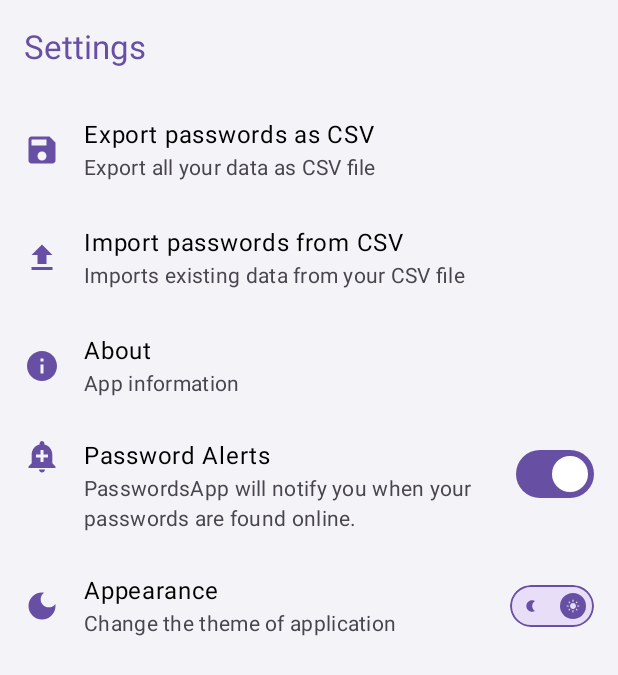
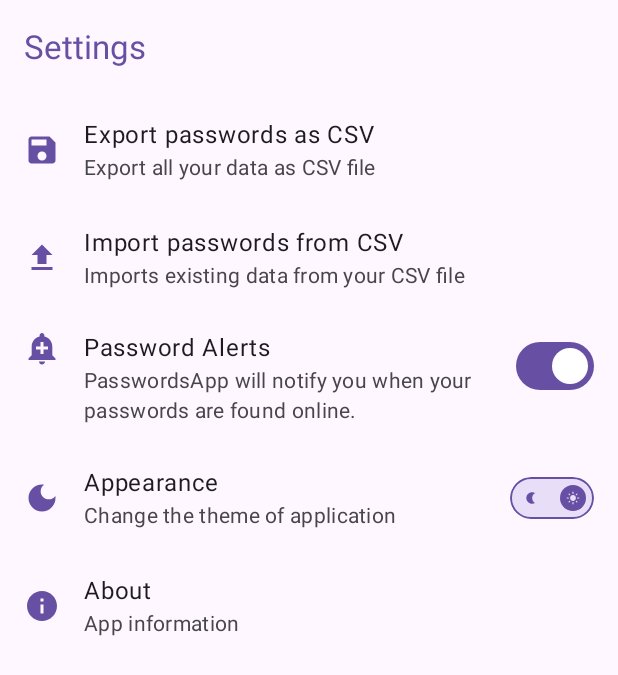
Before and after one commit to Sunra1z/PasswordsApp, an Android app built with Jetpack Compose: the composable SettingsScreen shown on its own in the app's theme, on a phone screen of 412 x 824 dp. Shown: the top 675 px of the screen. Run offline under Robolectric (Android 15) with nearby library versions, the phone set to English and light mode, and no system bars; our stand-ins replace Dagger/Hilt's generated code.

```diff
--- a/app/src/main/java/com/example/passwordsapp/MainActivity.kt
+++ b/app/src/main/java/com/example/passwordsapp/MainActivity.kt
@@ -14,6 +14,7 @@ import androidx.activity.result.contract.ActivityResultContracts
 import androidx.appcompat.app.AppCompatActivity
 import androidx.compose.animation.ExperimentalAnimationApi
 import androidx.compose.foundation.Image
+import androidx.compose.foundation.isSystemInDarkTheme
 import androidx.compose.foundation.layout.Arrangement
 import androidx.compose.foundation.layout.Box
 import androidx.compose.foundation.layout.Column
@@ -87,9 +88,8 @@ class MainActivity : AppCompatActivity() {
                     is BiometricPromptManager.BiometricResult.AuthenticationError,
                     is BiometricPromptManager.BiometricResult.AuthenticationFailed -> {
                         // Handle authentication error or failure
-                        preferencesRepository.darkThemeEnabled.collect { darkThemeEnabled ->
                             setContent {
-                                PasswordsAppTheme(darkTheme = darkThemeEnabled) {
+                                PasswordsAppTheme(darkTheme = isSystemInDarkTheme()) {
                                     Surface(
                                         color = MaterialTheme.colorScheme.background
                                     ) {
@@ -101,7 +101,6 @@ class MainActivity : AppCompatActivity() {
                                         })
                                     }
                                 }
-                            }
                         }
                     }
                     else -> {
--- a/app/src/main/java/com/example/passwordsapp/feature_pass/presentation/notes/NotesScreen.kt
+++ b/app/src/main/java/com/example/passwordsapp/feature_pass/presentation/notes/NotesScreen.kt
@@ -125,7 +125,7 @@ fun NotesScreen(
             onClick = {
                navController.navigate(Screen.AddEditNoteScreen.route)
             },
-            containerColor = savoyBlue
+            containerColor = MaterialTheme.colorScheme.primary
          ) {
             Icon(imageVector = Icons.Default.Add,
                contentDescription = "Add note",
--- a/app/src/main/java/com/example/passwordsapp/feature_pass/presentation/notes/SettingsScreen.kt
+++ b/app/src/main/java/com/example/passwordsapp/feature_pass/presentation/notes/SettingsScreen.kt
@@ -2,6 +2,8 @@ package com.example.passwordsapp.feature_pass.presentation.notes
 
 import android.graphics.drawable.Icon
 import android.widget.Toast
+import androidx.compose.animation.animateColorAsState
+import androidx.compose.animation.core.tween
 import androidx.compose.foundation.clickable
 import androidx.compose.foundation.layout.Box
 import androidx.compose.foundation.layout.Row
@@ -43,9 +45,9 @@ import com.example.passwordsapp.ui.theme.PasswordsAppTheme
 val settingsButtons = listOf(
     SettingButtons("Export passwords as CSV", "Export all your data as CSV file", "Export", icon = Icons.Default.Save),
     SettingButtons("Import passwords from CSV", "Imports existing data from your CSV file", "Import", icon = Icons.Default.FileUpload ),
-    SettingButtons("About", "App information", "about"),
     SettingButtons("Password Alerts", "PasswordsApp will notify you when your passwords are found online.", "Notifications", icon = Icons.Filled.AddAlert),
-    SettingButtons("Appearance", "Change the theme of application", "Theme", icon = Icons.Filled.DarkMode)
+    SettingButtons("Appearance", "Change the theme of application", "Theme", icon = Icons.Filled.DarkMode),
+    SettingButtons("About", "App information", "about")
 )
 
 
@@ -57,8 +59,6 @@ fun SettingsScreen(
     val context = LocalContext.current
     val notificationsEnabled by viewModel.notificationsEnabled.collectAsState()
     val darkThemeEnabled by viewModel.darkThemeEnabled.collectAsState()
-
-    PasswordsAppTheme(darkThemeEnabled) {
         Scaffold(
             topBar = {
                 TopAppBar(
@@ -145,5 +145,4 @@ fun SettingsScreen(
                 }
             }
         )
-    }
 }
```
